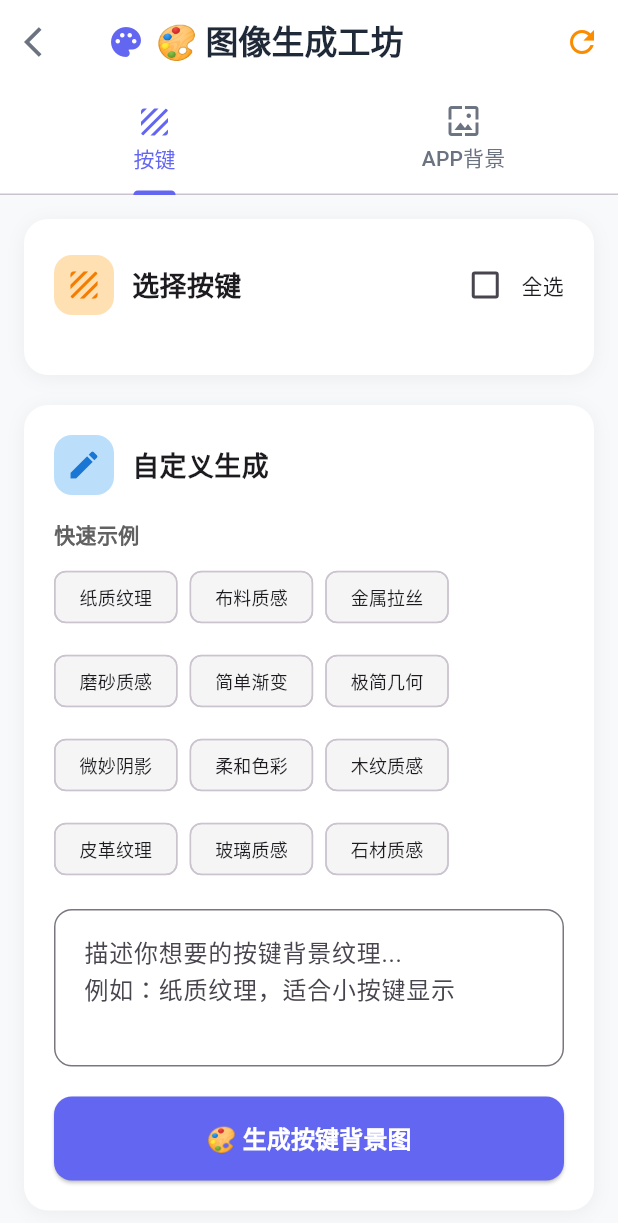
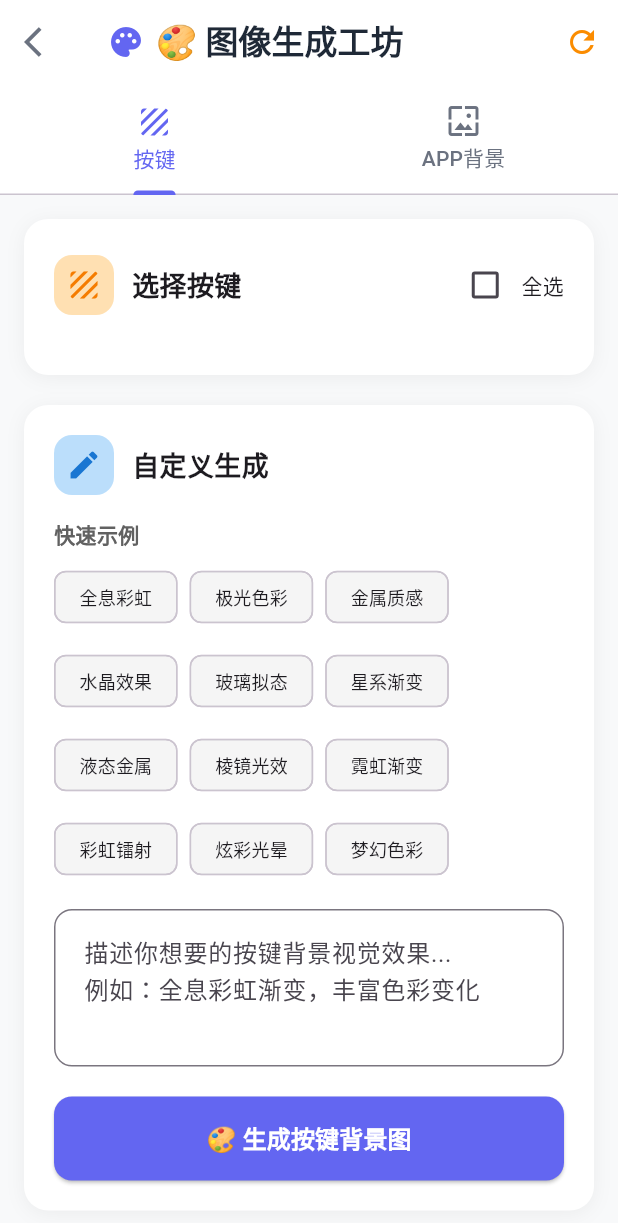
Before and after one commit to visionwise-nick/Queee-Calculator, a Flutter app: the ImageGenerationScreen screen opened directly with empty values, on a phone screen of 412 x 824 dp. Shown: the top 1223 px of the screen. Run offline on Flutter 3.47's test engine with Material 3 defaults, Android fonts, the phone set to English and light mode, and no system bars; our stand-ins replace math_expressions, shared_preferences; accounts and stored records are empty; Roboto replaces fonts that are missing (SF Pro Display); project files that could hold a hidden picture were left out.

Commit message:
🎨【版本00098按键背景图优化】修复按键背景图生成问题，完全使用用户提示词：
1）🔧 修复用户提示词被覆盖问题：客户端不再强制添加'极简纹理背景，适合小按键显示'等限制性描述，直接使用用户原始创意提示词，确保用户创意得到完整体现；

2）⚡ 简化后端生成提示词：删除冗长的CRITICAL Requirements和FORBIDDEN elements列表，改为简洁的Requirements，减少AI生成复杂度，显著提高成功率；

3）🌐 更新服务URL配置：客户端服务地址从adecumh2za-uc.a.run.app更新为685339952769.us-central1.run.app，确保连接到最新部署的后端服务；

4）🎨 保持丰富色彩设计理念：快速示例仍为全息彩虹、极光色彩、金属质感等现代视觉效果，但生成时完全遵循用户输入，不添加任何限制；

5）📱 优化用户体验：用户现在可以自由描述想要的按键背景效果，系统会忠实地按照用户创意生成，不再被系统预设的限制性描述干扰；

解决用户反馈的'按键背景图生成完全没有按用户自己写的提示词来生成'和'生成成功率低'问题，现在用户创意得到完整尊重和实现。

```diff
--- a/lib/screens/image_generation_screen.dart
+++ b/lib/screens/image_generation_screen.dart
@@ -919,35 +919,35 @@ class _ImageGenerationScreenState extends State<ImageGenerationScreen>
               spacing: 8,
               runSpacing: 8,
               children: [
-                '纸质纹理',
-                '布料质感',
-                '金属拉丝',
-                '磨砂质感',
-                '简单渐变',
-                '极简几何',
-                '微妙阴影',
-                '柔和色彩',
-                '木纹质感',
-                '皮革纹理',
-                '玻璃质感',
-                '石材质感',
+                '全息彩虹',
+                '极光色彩',
+                '金属质感',
+                '水晶效果',
+                '玻璃拟态',
+                '星系渐变',
+                '液态金属',
+                '棱镜光效',
+                '霓虹渐变',
+                '彩虹镭射',
+                '炫彩光晕',
+                '梦幻色彩',
               ].map((example) =>
                 ActionChip(
                   label: Text(example, style: const TextStyle(fontSize: 12)),
                   onPressed: () {
                     String prompt = '';
-                    if (example.contains('纸质纹理')) prompt = '微妙的纸质纹理，适合小按键显示，简单白色或米色背景';
-                    else if (example.contains('布料质感')) prompt = '细腻的布料纹理，柔和的织物质感，适合小尺寸按键';
-                    else if (example.contains('金属拉丝')) prompt = '细腻的金属拉丝纹理，银灰色，适合小按键的简约质感';
-                    else if (example.contains('磨砂质感')) prompt = '磨砂玻璃质感，半透明效果，适合小按键的现代设计';
-                    else if (example.contains('简单渐变')) prompt = '简单的双色渐变，柔和过渡，适合小按键显示';
-                    else if (example.contains('极简几何')) prompt = '极简的几何线条，最小化设计，适合小按键';
-                    else if (example.contains('微妙阴影')) prompt = '微妙的阴影效果，轻微的立体感，适合小按键';
-                    else if (example.contains('柔和色彩')) prompt = '柔和的单色背景，淡雅色调，适合小按键文字显示';
-                    else if (example.contains('木纹质感')) prompt = '细腻的木纹纹理，自然温暖，适合小按键的质感';
-                    else if (example.contains('皮革纹理')) prompt = '精细的皮革纹理，高级质感，适合小按键显示';
-                    else if (example.contains('玻璃质感')) prompt = '清透的玻璃质感，简洁现代，适合小按键';
-                    else if (example.contains('石材质感')) prompt = '细腻的石材纹理，自然质感，适合小按键背景';
+                    if (example.contains('全息彩虹')) prompt = '全息彩虹渐变效果，丰富色彩变化，适合小按键的现代视觉';
+                    else if (example.contains('极光色彩')) prompt = '极光色彩流动效果，绚烂的色彩渐变，现代炫酷风格';
+                    else if (example.contains('金属质感')) prompt = '金属质感配彩色反射，高级现代感，丰富色彩层次';
+                    else if (example.contains('水晶效果')) prompt = '水晶表面效果，彩虹色泽，透明质感配丰富色彩';
+                    else if (example.contains('玻璃拟态')) prompt = '玻璃拟态效果，鲜艳背景色彩，现代UI设计风格';
+                    else if (example.contains('星系渐变')) prompt = '星系星云色彩，深邃渐变效果，宇宙般的色彩美感';
+                    else if (example.contains('液态金属')) prompt = '液态金属效果，变幻彩虹色彩，流动的视觉美感';
+                    else if (example.contains('棱镜光效')) prompt = '棱镜光线效果，纯色彩美感，光谱分解的视觉效果';
+                    else if (example.contains('霓虹渐变')) prompt = '霓虹色彩渐变，鲜艳炫目，现代电子风格';
+                    else if (example.contains('彩虹镭射')) prompt = '彩虹镭射效果，变幻色彩，科技感十足的视觉';
+                    else if (example.contains('炫彩光晕')) prompt = '炫彩光晕效果，柔和色彩扩散，梦幻般的视觉美感';
+                    else if (example.contains('梦幻色彩')) prompt = '梦幻色彩组合，柔和渐变，温暖而丰富的色彩层次';
                     _buttonPatternPromptController.text = prompt;
                   },
                   backgroundColor: Colors.grey.shade100,
@@ -961,7 +961,7 @@ class _ImageGenerationScreenState extends State<ImageGenerationScreen>
               controller: _buttonPatternPromptController,
               maxLines: 3,
               decoration: InputDecoration(
-                hintText: '描述你想要的按键背景纹理...\n例如：纸质纹理，适合小按键显示\n\n🔧 已优化：专为小按键设计，避免复杂图案，专注简单纹理和质感',
+                hintText: '描述你想要的按键背景视觉效果...\n例如：全息彩虹渐变，丰富色彩变化\n\n🎨 新设计：丰富色彩和现代视觉效果，但保持符号简单，专注纯粹的色彩美感',
                 border: OutlineInputBorder(
                   borderRadius: BorderRadius.circular(12),
                   borderSide: BorderSide(color: Colors.grey.shade300),
@@ -1124,16 +1124,16 @@ class _ImageGenerationScreenState extends State<ImageGenerationScreen>
 
     for (int i = 0; i < selectedButtons.length; i++) {
       final button = selectedButtons[i];
-      final prompt = '$basePrompt - 极简纹理背景，适合小按键显示，无复杂元素，仅简单纹理或渐变，确保按键文字"${button.label}"清晰可读';
+      final prompt = basePrompt; // 🔧 直接使用用户的原始提示词，不添加限制性描述
 
       try {
         print('🔧 生成按键${button.label}的背景图...');
-        print('   提示词: $prompt');
+        print('   用户提示词: $prompt');
 
         final result = await AIService.generatePattern(
           prompt: prompt,
-          style: 'minimal',
-          size: '64x64',
+          style: 'vibrant',
+          size: '128x128',
           onProgress: (progress) {
             // 计算总体进度
             final totalProgress = (i + progress) / selectedButtons.length;
--- a/lib/services/ai_service.dart
+++ b/lib/services/ai_service.dart
@@ -45,7 +45,7 @@ class TaskResult {
 
 class AIService {
   // Cloud Run 服务的 URL - 更新为新部署的服务
-  static const String _baseUrl = 'https://queee-calculator-ai-backend-adecumh2za-uc.a.run.app';
+  static const String _baseUrl = 'https://queee-calculator-ai-backend-685339952769.us-central1.run.app';
 
   /// 🔧 新增：异步生成计算器配置
   static Future<CalculatorConfig?> generateCalculatorFromPrompt(
```
Also changed, not shown: 1 other file.
